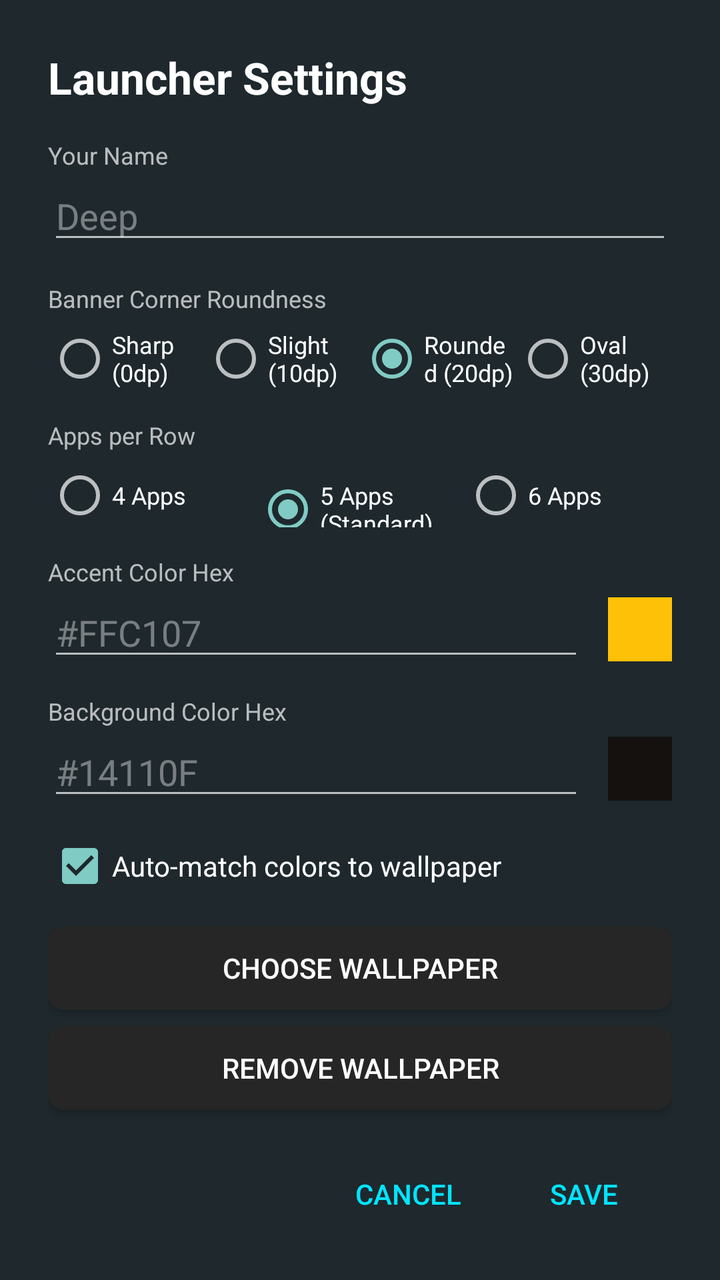
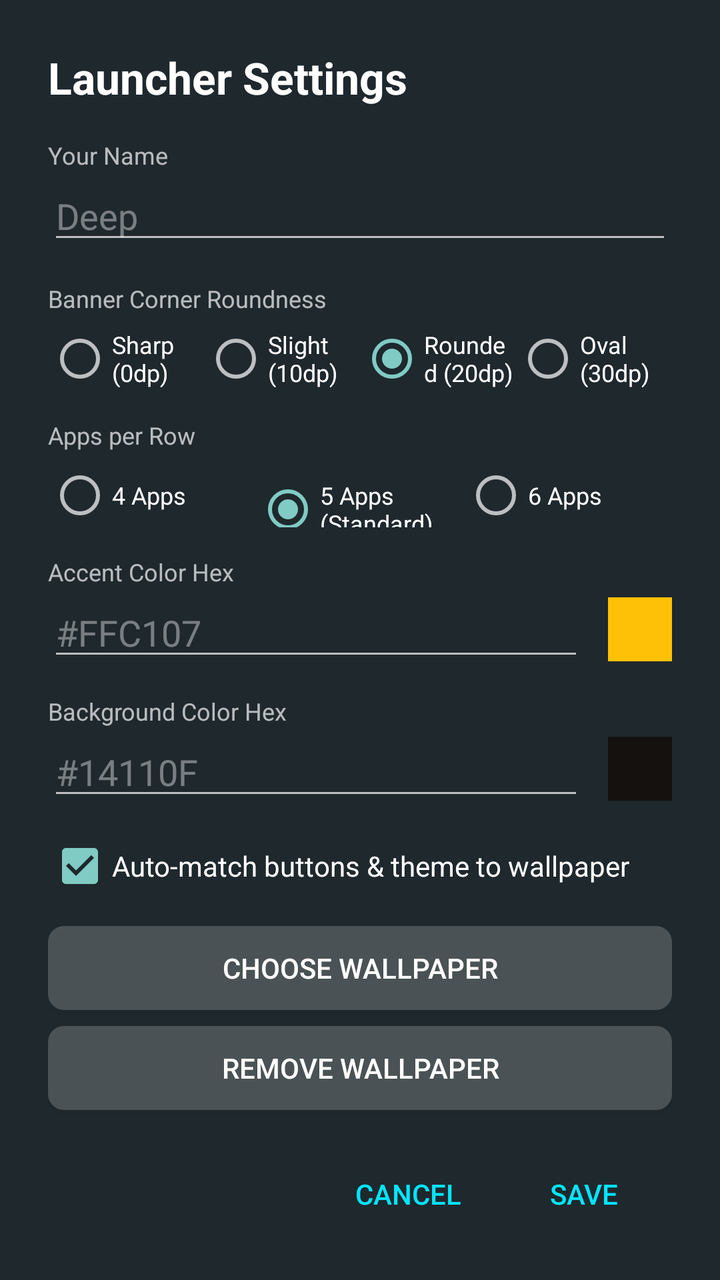

The first picture is an Android layout as it rendered before a commit; the second is the same layout after the commit. The layout source and the unified diff follow.
<!-- AndroidManifest.xml: application theme Theme.TVLauncher -->
<!-- res/layout/dialog_settings.xml -->
<?xml version="1.0" encoding="utf-8"?>
<ScrollView xmlns:android="http://schemas.android.com/apk/res/android"
    android:layout_width="540dp"
    android:layout_height="wrap_content"
    android:background="#1E282D"
    android:padding="24dp">

    <LinearLayout
        android:layout_width="match_parent"
        android:layout_height="wrap_content"
        android:orientation="vertical">

        <TextView
            android:layout_width="wrap_content"
            android:layout_height="wrap_content"
            android:text="Launcher Settings"
            android:textColor="#FFFFFF"
            android:textSize="22sp"
            android:textStyle="bold"
            android:layout_marginBottom="16dp"/>

        
        <TextView
            android:layout_width="wrap_content"
            android:layout_height="wrap_content"
            android:text="Your Name"
            android:textColor="#B0FFFFFF"
            android:textSize="12sp"/>
        <EditText
            android:id="@+id/etName"
            android:layout_width="match_parent"
            android:layout_height="wrap_content"
            android:hint="Deep"
            android:textColor="#FFFFFF"
            android:textColorHint="#66FFFFFF"
            android:layout_marginBottom="14dp"/>

        
        <TextView
            android:layout_width="wrap_content"
            android:layout_height="wrap_content"
            android:text="Banner Corner Roundness"
            android:textColor="#B0FFFFFF"
            android:textSize="12sp"
            android:layout_marginBottom="6dp"/>
        <RadioGroup
            android:id="@+id/rgCornerStyle"
            android:layout_width="match_parent"
            android:layout_height="wrap_content"
            android:orientation="horizontal"
            android:layout_marginBottom="14dp">
            <RadioButton
                android:id="@+id/rbCornerNone"
                android:layout_width="0dp"
                android:layout_height="wrap_content"
                android:layout_weight="1"
                android:text="Sharp (0dp)"
                android:textColor="#FFFFFF"
                android:textSize="12sp"/>
            <RadioButton
                android:id="@+id/rbCornerSharp"
                android:layout_width="0dp"
                android:layout_height="wrap_content"
                android:layout_weight="1"
                android:text="Slight (10dp)"
                android:textColor="#FFFFFF"
                android:textSize="12sp"/>
            <RadioButton
                android:id="@+id/rbCornerRounded"
                android:layout_width="0dp"
                android:layout_height="wrap_content"
                android:layout_weight="1"
                android:text="Rounded (20dp)"
                android:textColor="#FFFFFF"
                android:textSize="12sp"
                android:checked="true"/>
            <RadioButton
                android:id="@+id/rbCornerOval"
                android:layout_width="0dp"
                android:layout_height="wrap_content"
                android:layout_weight="1"
                android:text="Oval (30dp)"
                android:textColor="#FFFFFF"
                android:textSize="12sp"/>
        </RadioGroup>

        
        <TextView
            android:layout_width="wrap_content"
            android:layout_height="wrap_content"
            android:text="Apps per Row"
            android:textColor="#B0FFFFFF"
            android:textSize="12sp"
            android:layout_marginBottom="6dp"/>
        <RadioGroup
            android:id="@+id/rgColumns"
            android:layout_width="match_parent"
            android:layout_height="wrap_content"
            android:orientation="horizontal"
            android:layout_marginBottom="14dp">
            <RadioButton
                android:id="@+id/rbCol4"
                android:layout_width="0dp"
                android:layout_height="wrap_content"
                android:layout_weight="1"
                android:text="4 Apps"
                android:textColor="#FFFFFF"
                android:textSize="12sp"/>
            <RadioButton
                android:id="@+id/rbCol5"
                android:layout_width="0dp"
                android:layout_height="wrap_content"
                android:layout_weight="1"
                android:text="5 Apps (Standard)"
                android:textColor="#FFFFFF"
                android:textSize="12sp"
                android:checked="true"/>
            <RadioButton
                android:id="@+id/rbCol6"
                android:layout_width="0dp"
                android:layout_height="wrap_content"
                android:layout_weight="1"
                android:text="6 Apps"
                android:textColor="#FFFFFF"
                android:textSize="12sp"/>
        </RadioGroup>

        
        <TextView
            android:layout_width="wrap_content"
            android:layout_height="wrap_content"
            android:text="Accent Color Hex"
            android:textColor="#B0FFFFFF"
            android:textSize="12sp"/>
        <LinearLayout
            android:layout_width="match_parent"
            android:layout_height="wrap_content"
            android:orientation="horizontal"
            android:gravity="center_vertical"
            android:layout_marginBottom="12dp">
            <EditText
                android:id="@+id/etAccentColor"
                android:layout_width="0dp"
                android:layout_height="wrap_content"
                android:layout_weight="1"
                android:hint="#FFC107"
                android:textColor="#FFFFFF"
                android:textColorHint="#66FFFFFF"/>
            <View
                android:id="@+id/previewAccentColor"
                android:layout_width="32dp"
                android:layout_height="32dp"
                android:layout_marginStart="12dp"
                android:background="#FFC107"/>
        </LinearLayout>

        
        <TextView
            android:layout_width="wrap_content"
            android:layout_height="wrap_content"
            android:text="Background Color Hex"
            android:textColor="#B0FFFFFF"
            android:textSize="12sp"/>
        <LinearLayout
            android:layout_width="match_parent"
            android:layout_height="wrap_content"
            android:orientation="horizontal"
            android:gravity="center_vertical"
            android:layout_marginBottom="12dp">
            <EditText
                android:id="@+id/etBgColor"
                android:layout_width="0dp"
                android:layout_height="wrap_content"
                android:layout_weight="1"
                android:hint="#14110F"
                android:textColor="#FFFFFF"
                android:textColorHint="#66FFFFFF"/>
            <View
                android:id="@+id/previewBgColor"
                android:layout_width="32dp"
                android:layout_height="32dp"
                android:layout_marginStart="12dp"
                android:background="#14110F"/>
        </LinearLayout>

        <CheckBox
            android:id="@+id/cbAutoMatch"
            android:layout_width="wrap_content"
            android:layout_height="wrap_content"
            android:text="Auto-match colors to wallpaper"
            android:textColor="#FFFFFF"
            android:checked="true"
            android:layout_marginBottom="14dp"/>

        <Button
            android:id="@+id/btnChooseWallpaper"
            android:layout_width="match_parent"
            android:layout_height="42dp"
            android:text="CHOOSE WALLPAPER"
            android:textColor="#FFFFFF"
            android:background="@drawable/btn_focus_selector"
            android:layout_marginBottom="8dp"/>

        <Button
            android:id="@+id/btnRemoveWallpaper"
            android:layout_width="match_parent"
            android:layout_height="42dp"
            android:text="REMOVE WALLPAPER"
            android:textColor="#FFFFFF"
            android:background="@drawable/btn_focus_selector"
            android:layout_marginBottom="18dp"/>

        <LinearLayout
            android:layout_width="match_parent"
            android:layout_height="wrap_content"
            android:gravity="end"
            android:orientation="horizontal">

            <Button
                android:id="@+id/btnCancel"
                android:layout_width="wrap_content"
                android:layout_height="wrap_content"
                android:text="CANCEL"
                android:textColor="#00E5FF"
                style="?android:attr/borderlessButtonStyle"/>

            <Button
                android:id="@+id/btnSave"
                android:layout_width="wrap_content"
                android:layout_height="wrap_content"
                android:text="SAVE"
                android:textColor="#00E5FF"
                style="?android:attr/borderlessButtonStyle"/>
        </LinearLayout>
    </LinearLayout>
</ScrollView>
<!-- resources referenced by this layout -->
<resources>
  <!-- drawable btn_focus_selector (drawable) -->
  <?xml version="1.0" encoding="utf-8"?>
  <selector xmlns:android="http://schemas.android.com/apk/res/android">
      <item android:state_focused="true">
          <shape android:shape="rectangle">
              <corners android:radius="8dp"/>
              <solid android:color="#55FFFFFF"/>
              <stroke android:width="2dp" android:color="#FFFFFF"/>
          </shape>
      </item>
      <item>
          <shape android:shape="rectangle">
              <corners android:radius="8dp"/>
              <solid android:color="#262626"/>
          </shape>
      </item>
  </selector>
  <style name="Theme.TVLauncher" parent="Theme.AppCompat.NoActionBar">
          <item name="android:windowBackground">@android:color/black</item>
          <item name="android:windowNoTitle">true</item>
          <item name="android:windowActionBar">false</item>
      </style>
</resources>

<!-- the commit's change to res/layout/dialog_settings.xml (unified diff, before → after) -->
@@ -187,7 +187,7 @@
             android:id="@+id/cbAutoMatch"
             android:layout_width="wrap_content"
             android:layout_height="wrap_content"
-            android:text="Auto-match colors to wallpaper"
+            android:text="Auto-match buttons &amp; theme to wallpaper"
             android:textColor="#FFFFFF"
             android:checked="true"
             android:layout_marginBottom="14dp"/>
@@ -198,7 +198,7 @@
             android:layout_height="42dp"
             android:text="CHOOSE WALLPAPER"
             android:textColor="#FFFFFF"
-            android:background="@drawable/btn_focus_selector"
+            android:background="@drawable/input_btn_selector"
             android:layout_marginBottom="8dp"/>
 
         <Button
@@ -207,7 +207,7 @@
             android:layout_height="42dp"
             android:text="REMOVE WALLPAPER"
             android:textColor="#FFFFFF"
-            android:background="@drawable/btn_focus_selector"
+            android:background="@drawable/input_btn_selector"
             android:layout_marginBottom="18dp"/>
 
         <LinearLayout
<!-- resource entries referenced after the edit -->
@@ -1,19 +1,19 @@
 <!-- resources referenced by this layout -->
 <resources>
-  <!-- drawable btn_focus_selector (drawable) -->
+  <!-- drawable input_btn_selector (drawable) -->
   <?xml version="1.0" encoding="utf-8"?>
   <selector xmlns:android="http://schemas.android.com/apk/res/android">
       <item android:state_focused="true">
           <shape android:shape="rectangle">
               <corners android:radius="8dp"/>
-              <solid android:color="#55FFFFFF"/>
-              <stroke android:width="2dp" android:color="#FFFFFF"/>
+              <solid android:color="#77FFFFFF"/>
+              <stroke android:width="2dp" android:color="#00E5FF"/>
           </shape>
       </item>
       <item>
           <shape android:shape="rectangle">
               <corners android:radius="8dp"/>
-              <solid android:color="#262626"/>
+              <solid android:color="#33FFFFFF"/>
           </shape>
       </item>
   </selector>
